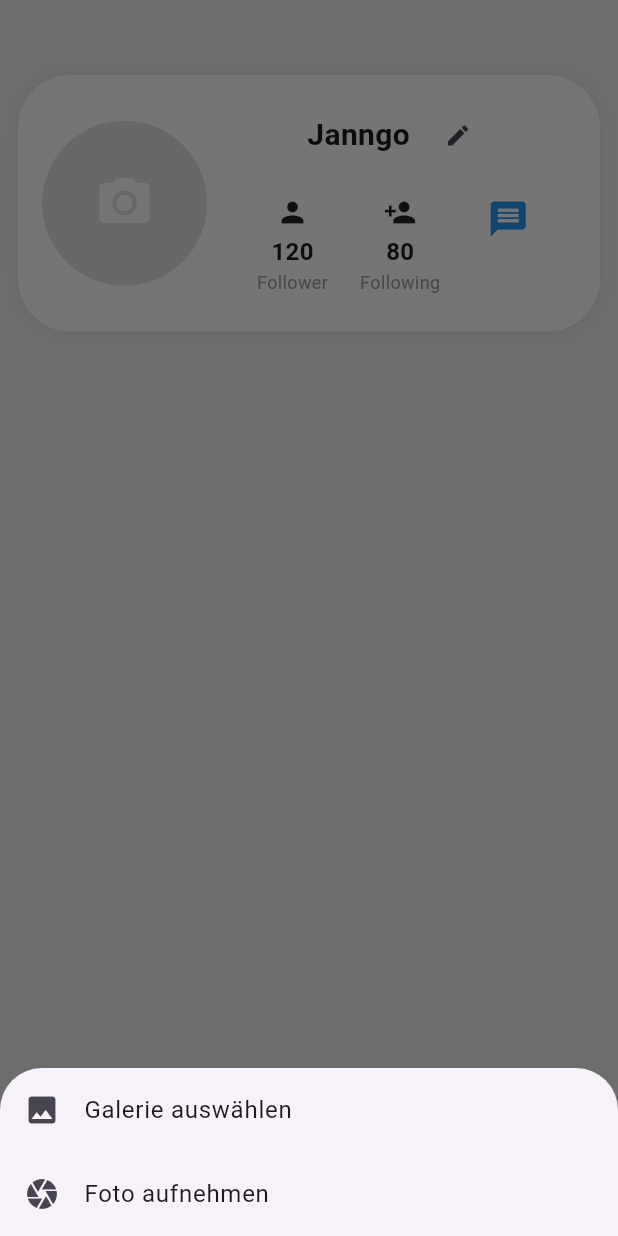
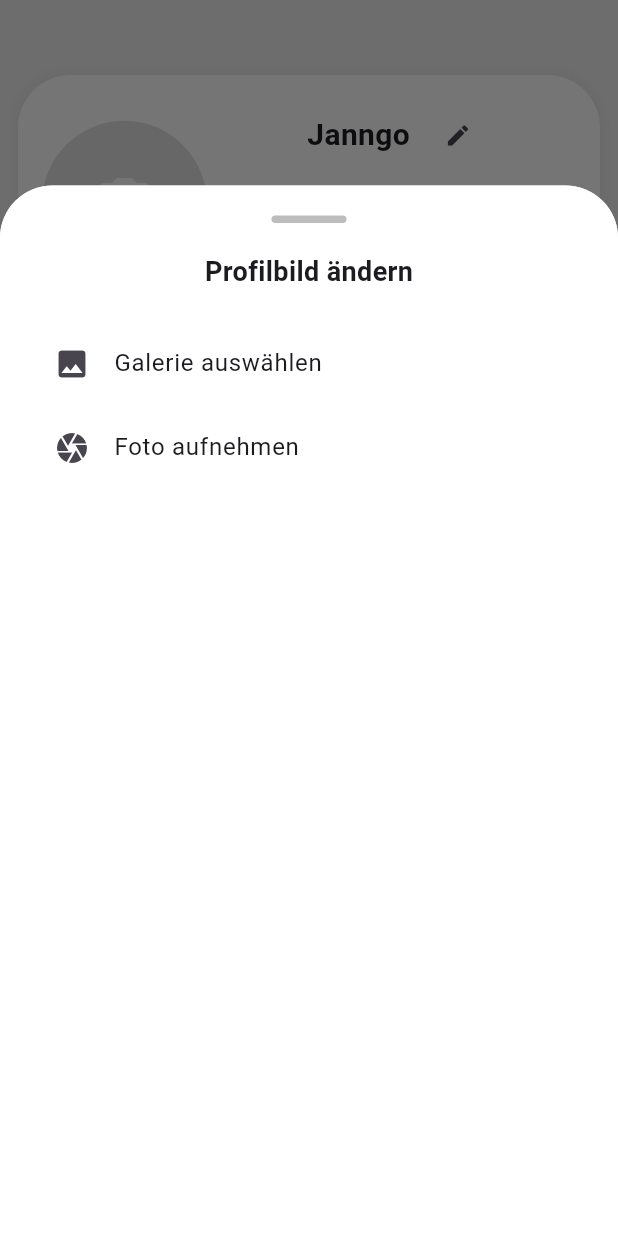
Before and after one commit to TheRealJonel/Seed_Together, a Flutter app: the screen it shows after launch, after a tap on the "camera alt" icon, on a phone screen of 412 x 824 dp. Run offline on Flutter 3.47's test engine with Material 3 defaults, Android fonts, the phone set to English and light mode, and no system bars; our stand-ins replace image_picker; network calls fail.

Commit message:
Profilbild-Upload angepasst: Profilbild-Selection nutzt jetzt das CustomBottomSheet für einheitliches UI & bessere User Experience

```diff
--- a/lib/features/profile/presentation/profile_image.dart
+++ b/lib/features/profile/presentation/profile_image.dart
@@ -1,9 +1,9 @@
 import 'package:flutter/material.dart';
 import 'package:image_picker/image_picker.dart';
 import 'dart:io';
+import 'package:seed_together/features/profile/presentation/custom_bottom_sheet.dart';
 
 /// **ProfileImage** - Widget für das Profilbild mit Upload-Funktion
-/// Ermöglicht das Hochladen eines Bildes aus der Galerie oder durch die Kamera.
 class ProfileImage extends StatefulWidget {
   final String imageUrl;
 
@@ -32,14 +32,18 @@ class _ProfileImageState extends State<ProfileImage> {
     }
   }
 
-  /// **Dialog für Bildauswahl anzeigen**
-  void _showImagePicker() {
-    showModalBottomSheet(
-      context: context,
-      builder: (context) {
-        return SafeArea(
-          child: Wrap(
+  /// **Neues BottomSheet für Bildauswahl anzeigen**
+  void _showImagePicker(BuildContext context) {
+    showCustomBottomSheet(
+      context,
+      Column(
+        crossAxisAlignment: CrossAxisAlignment.center,
         children: [
+          const Text(
+            "Profilbild ändern",
+            style: TextStyle(fontSize: 18, fontWeight: FontWeight.bold),
+          ),
+          const SizedBox(height: 20),
           ListTile(
             leading: const Icon(Icons.photo),
             title: const Text('Galerie auswählen'),
@@ -53,14 +57,12 @@ class _ProfileImageState extends State<ProfileImage> {
         ],
       ),
     );
-      },
-    );
   }
 
   @override
   Widget build(BuildContext context) {
     return GestureDetector(
-      onTap: _showImagePicker,
+      onTap: () => _showImagePicker(context),
       child: CircleAvatar(
         radius: 55,
         backgroundColor: Colors.grey[300],
```
Lines whose indentation alone changed are shown as unchanged.
